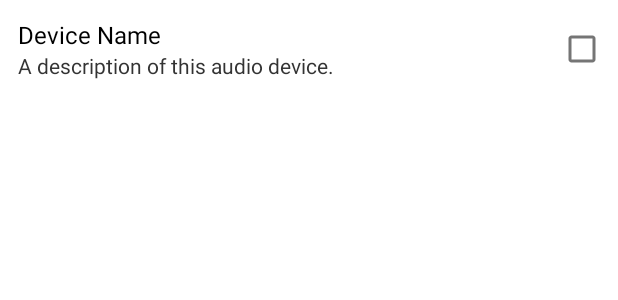
After one commit to vcostanza/TuneBlob, an Android app: the layout input_device_list_row.xml on its own in the app's theme, with its tools: preview values and no code run, on a phone screen of 412 x 824 dp. The commit adds this screen. Shown: the top 300 px of the screen. Run offline under Robolectric (Android 15) with nearby library versions, the phone set to English and light mode, and no system bars.

Commit message:
Add setting for selecting input device + show errors to user if tuner engine fails to start + move some consts into defined values

```diff
--- /dev/null
+++ b/app/src/main/res/layout/input_device_list_row.xml
@@ -0,0 +1,41 @@
+<?xml version="1.0" encoding="utf-8"?>
+<LinearLayout xmlns:android="http://schemas.android.com/apk/res/android"
+    xmlns:tools="http://schemas.android.com/tools"
+    android:layout_width="match_parent"
+    android:layout_height="wrap_content"
+    android:gravity="center_vertical"
+    android:orientation="horizontal">
+
+    <LinearLayout
+        android:layout_width="0dp"
+        android:layout_height="wrap_content"
+        android:layout_weight="1"
+        android:padding="@dimen/pref_outer_margin"
+        android:orientation="vertical">
+
+        <com.google.android.material.textview.MaterialTextView
+            android:id="@+id/title"
+            android:layout_width="match_parent"
+            android:layout_height="wrap_content"
+            android:textSize="@dimen/pref_title_size"
+            android:textColor="@color/title_text"
+            tools:text="Device Name"/>
+
+        <com.google.android.material.textview.MaterialTextView
+            android:id="@+id/description"
+            android:layout_width="match_parent"
+            android:layout_height="wrap_content"
+            android:textSize="@dimen/pref_summary_size"
+            android:textColor="@color/summary_text"
+            tools:text="A description of this audio device."/>
+
+    </LinearLayout>
+
+    <CheckBox
+        android:id="@+id/checkbox"
+        android:layout_width="wrap_content"
+        android:layout_height="wrap_content"
+        android:checked="false"
+        android:clickable="false"/>
+
+</LinearLayout>
--- a/app/src/main/res/xml/advanced_prefs.xml
+++ b/app/src/main/res/xml/advanced_prefs.xml
@@ -1,5 +1,11 @@
 <?xml version="1.0" encoding="utf-8"?>
 <PreferenceScreen xmlns:app="http://schemas.android.com/apk/res-auto">
+
+    <software.blob.audio.tuner.preference.view.InputDevicesPreferenceView
+        app:key="@string/pref_input_device"
+        app:icon="@drawable/ic_input_device"
+        app:title="@string/pref_input_device_title"
+        app:summary="@string/pref_input_device_desc"/>
 
     <software.blob.android.preference.view.SeekBarPreferenceView
         app:key="@string/pref_min_input_volume"
```
Also changed, not shown: app/src/main/java/software/blob/audio/tuner/fragment/TunerFragment.kt (+74 -11 lines), app/src/main/java/software/blob/audio/tuner/preference/TunerPreferences.kt (+7 -0 lines), app/src/main/java/software/blob/audio/tuner/preference/view/InputDevicesPreferenceView.kt (added, +102 -0 lines), app/src/main/res/drawable/ic_input_device.xml (added, +30 -0 lines), app/src/main/res/values/arrays.xml (+46 -0 lines), app/src/main/res/values/strings.xml (+13 -1 lines), 2 other files.
